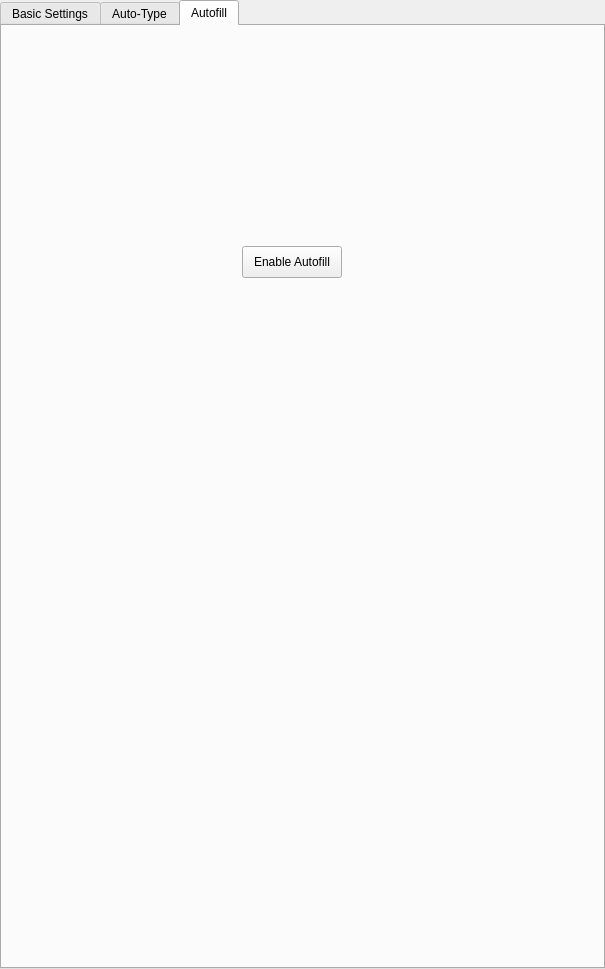
Before: the Qt Designer form src/gui/ApplicationSettingsWidgetGeneral.ui in sebastianlivoni/keepassxc, drawn with Qt 5.
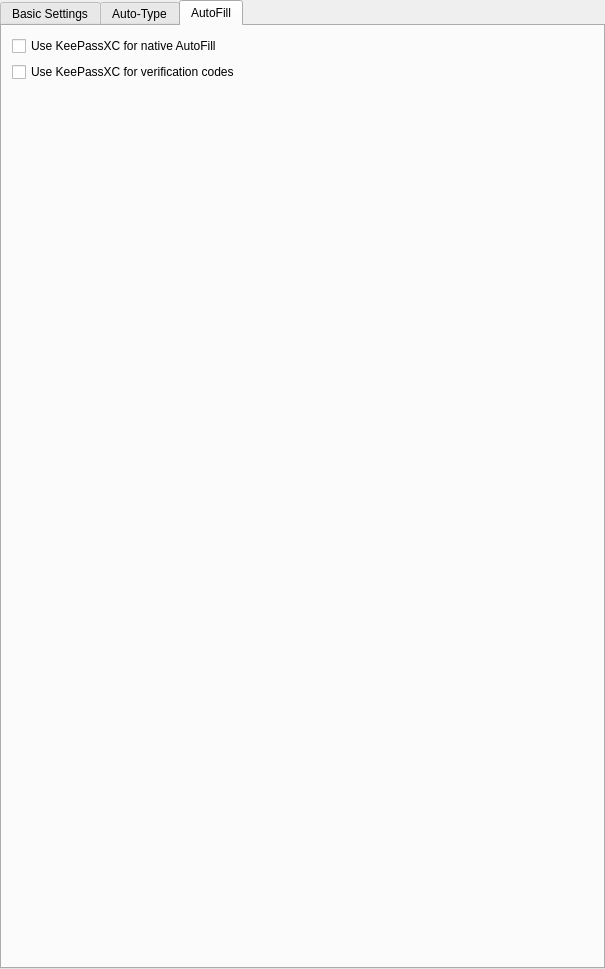
After: the same form once the commit is applied. The open tabs and pages were chosen to show the change. Custom widgets are drawn as their Qt base class.

Commit message: UI changes and open autofill settings panel

```diff
--- a/src/gui/ApplicationSettingsWidgetGeneral.ui
+++ b/src/gui/ApplicationSettingsWidgetGeneral.ui
@@ -1358,21 +1358,65 @@
      </widget>
      <widget class="QWidget" name="tabAutofill">
       <attribute name="title">
-       <string>Autofill</string>
+       <string>AutoFill</string>
       </attribute>
-      <widget class="QPushButton" name="enableAutofillButton">
-       <property name="geometry">
-        <rect>
-         <x>240</x>
-         <y>220</y>
-         <width>100</width>
-         <height>32</height>
-        </rect>
+      <layout class="QVBoxLayout" name="verticalLayout_3">
+       <property name="leftMargin">
+        <number>10</number>
        </property>
-       <property name="text">
-        <string>Enable Autofill</string>
+       <property name="topMargin">
+        <number>10</number>
        </property>
-      </widget>
+       <property name="rightMargin">
+        <number>10</number>
+       </property>
+       <property name="bottomMargin">
+        <number>10</number>
+       </property>
+       <item>
+        <widget class="QCheckBox" name="enableAutofillCheckBox">
+         <property name="text">
+          <string>Use KeePassXC for native AutoFill</string>
+         </property>
+        </widget>
+       </item>
+       <item>
+        <widget class="QCheckBox" name="setupVerificationCodeCheckBox">
+         <property name="text">
+          <string>Use KeePassXC for verification codes</string>
+         </property>
+        </widget>
+       </item>
+       <item>
+        <spacer name="verticalSpacer_5">
+         <property name="orientation">
+          <enum>Qt::Vertical</enum>
+         </property>
+         <property name="sizeType">
+          <enum>QSizePolicy::Fixed</enum>
+         </property>
+         <property name="sizeHint" stdset="0">
+          <size>
+           <width>20</width>
+           <height>10</height>
+          </size>
+         </property>
+        </spacer>
+       </item>
+       <item>
+        <spacer name="verticalSpacer_4">
+         <property name="orientation">
+          <enum>Qt::Vertical</enum>
+         </property>
+         <property name="sizeHint" stdset="0">
+          <size>
+           <width>20</width>
+           <height>0</height>
+          </size>
+         </property>
+        </spacer>
+       </item>
+      </layout>
      </widget>
     </widget>
    </item>
```
Left out of the diff: 208 changed lines with no effect on the pictures. The commit also changes 2 other files.
